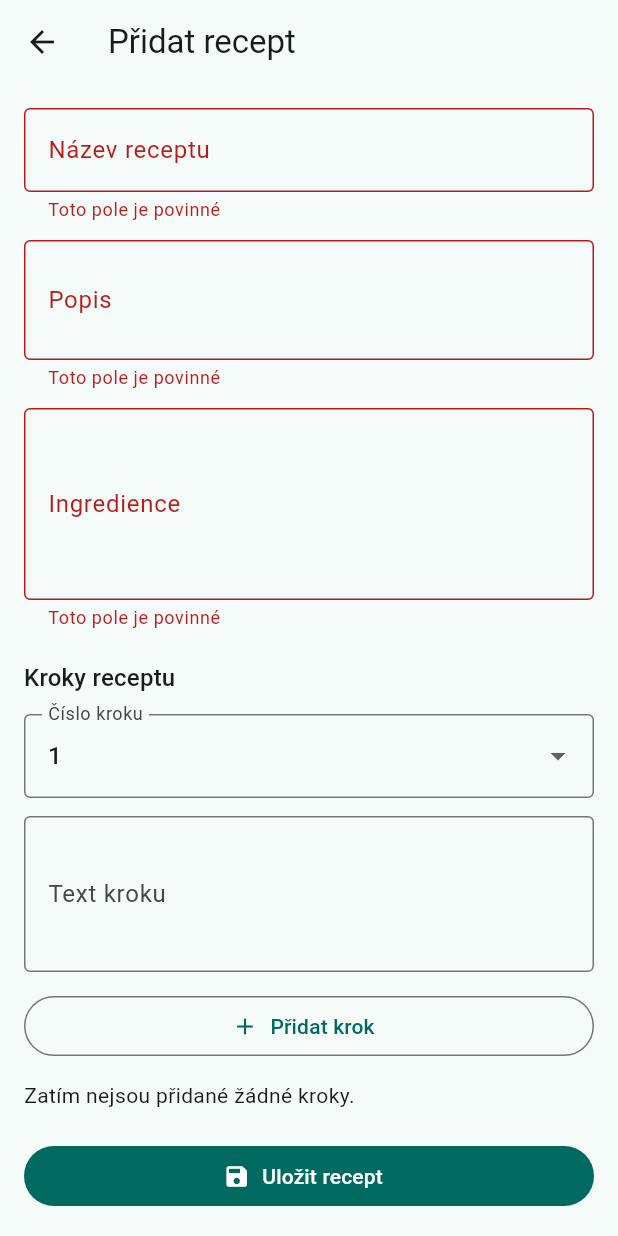
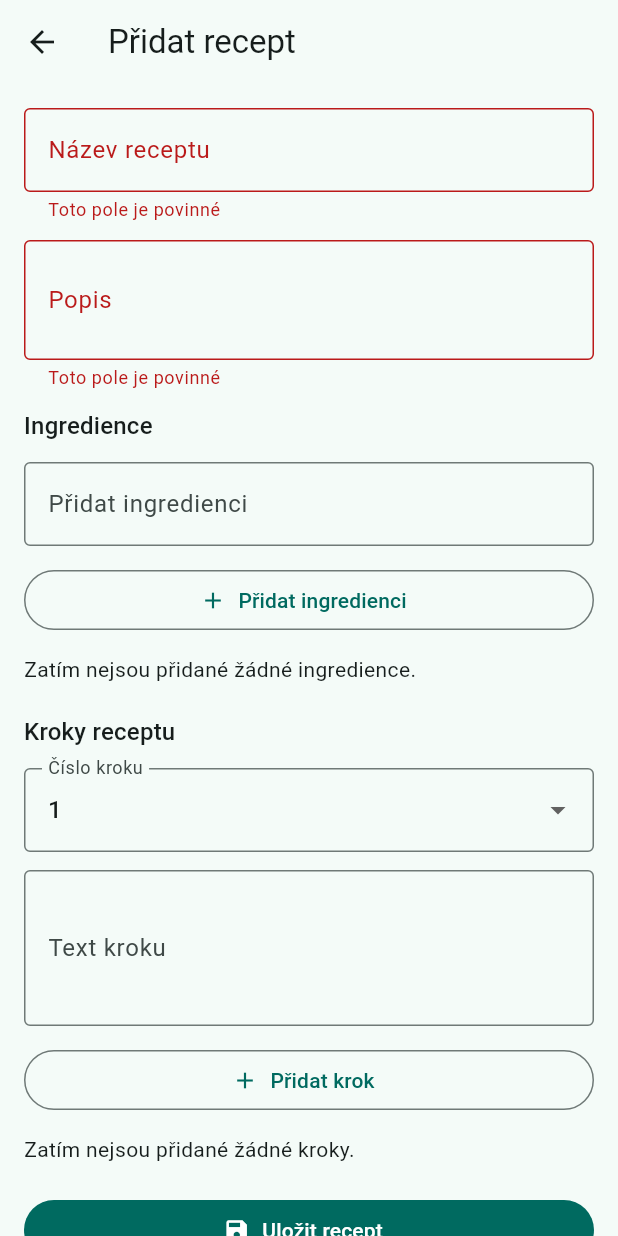
Before and after one commit to davidracin/kucharka, a Flutter app: the AddRecipeScreen screen opened directly, after a tap on "Uložit recept", on a phone screen of 412 x 824 dp. Run offline on Flutter 3.47's test engine with Material 3 defaults, Android fonts, the phone set to English and light mode, and no system bars; our stand-ins replace cloud_firestore, firebase_core, flutter_dotenv; accounts and stored records are empty; statements that could not run were skipped.

Commit message:
Lepší přidávání ingrediencí

```diff
--- a/lib/screens/add_recipe_screen.dart
+++ b/lib/screens/add_recipe_screen.dart
@@ -14,7 +14,7 @@ class _AddRecipeScreenState extends State<AddRecipeScreen> {
   final GlobalKey<FormState> _formKey = GlobalKey<FormState>();
   final TextEditingController _nameController = TextEditingController();
   final TextEditingController _descriptionController = TextEditingController();
-  final TextEditingController _ingredientsController = TextEditingController();
+  final TextEditingController _ingredientInputController = TextEditingController();
   final TextEditingController _customStepLabelController = TextEditingController();
   final TextEditingController _stepTextController = TextEditingController();
 
@@ -22,6 +22,7 @@ class _AddRecipeScreenState extends State<AddRecipeScreen> {
 
   bool _isSaving = false;
   String _selectedStepLabel = '1';
+  final List<String> _ingredients = <String>[];
   final List<Map<String, String>> _steps = <Map<String, String>>[];
 
   static const String _customLabelOption = 'Vlastní';
@@ -30,10 +31,35 @@ class _AddRecipeScreenState extends State<AddRecipeScreen> {
   void dispose() {
     _nameController.dispose();
     _descriptionController.dispose();
-    _ingredientsController.dispose();
+    _ingredientInputController.dispose();
     _customStepLabelController.dispose();
     _stepTextController.dispose();
     super.dispose();
+  }
+
+  void _addIngredient() {
+    final ingredient = _ingredientInputController.text.trim();
+    if (ingredient.isEmpty) {
+      ScaffoldMessenger.of(context).showSnackBar(
+        const SnackBar(content: Text('Vyplňte ingredienci.')),
+      );
+      return;
+    }
+
+    setState(() {
+      _ingredients.add(ingredient);
+      _ingredientInputController.clear();
+    });
+  }
+
+  void _removeIngredient(int index) {
+    setState(() {
+      _ingredients.removeAt(index);
+    });
+  }
+
+  String _buildIngredientsText() {
+    return _ingredients.join('\n');
   }
 
   void _addStep() {
@@ -99,6 +125,13 @@ class _AddRecipeScreenState extends State<AddRecipeScreen> {
       return;
     }
 
+    if (_ingredients.isEmpty) {
+      ScaffoldMessenger.of(context).showSnackBar(
+        const SnackBar(content: Text('Přidejte alespoň jednu ingredienci.')),
+      );
+      return;
+    }
+
     setState(() {
       _isSaving = true;
     });
@@ -107,7 +140,7 @@ class _AddRecipeScreenState extends State<AddRecipeScreen> {
       await _firestoreService.addRecipe(
         name: _nameController.text.trim(),
         description: _descriptionController.text.trim(),
-        ingredients: _ingredientsController.text.trim(),
+        ingredients: _buildIngredientsText(),
         steps: _buildStepsText(),
       );
 
@@ -173,16 +206,45 @@ class _AddRecipeScreenState extends State<AddRecipeScreen> {
               validator: _requiredValidator,
             ),
             const SizedBox(height: 12),
+            Text(
+              'Ingredience',
+              style: Theme.of(context).textTheme.titleMedium,
+            ),
+            const SizedBox(height: 12),
             TextFormField(
-              controller: _ingredientsController,
+              controller: _ingredientInputController,
               decoration: const InputDecoration(
-                labelText: 'Ingredience',
+                labelText: 'Přidat ingredienci',
                 border: OutlineInputBorder(),
-                hintText: 'Např.: mouka, vejce, mléko',
+                hintText: 'Např.: 2 vejce',
               ),
-              maxLines: 4,
-              validator: _requiredValidator,
             ),
+            const SizedBox(height: 12),
+            OutlinedButton.icon(
+              onPressed: _addIngredient,
+              icon: const Icon(Icons.add),
+              label: const Text('Přidat ingredienci'),
+            ),
+            const SizedBox(height: 12),
+            if (_ingredients.isEmpty)
+              const Text('Zatím nejsou přidané žádné ingredience.')
+            else
+              Column(
+                children: List<Widget>.generate(_ingredients.length, (index) {
+                  final ingredient = _ingredients[index];
+                  return Card(
+                    margin: const EdgeInsets.only(bottom: 8),
+                    child: ListTile(
+                      title: Text(ingredient),
+                      trailing: IconButton(
+                        icon: const Icon(Icons.delete_outline),
+                        tooltip: 'Smazat ingredienci',
+                        onPressed: () => _removeIngredient(index),
+                      ),
+                    ),
+                  );
+                }),
+              ),
             const SizedBox(height: 20),
             Text(
               'Kroky receptu',
```
